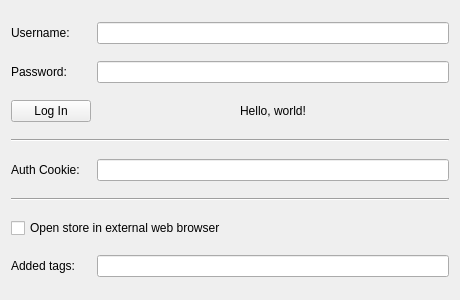
This is calibre-plugin/config_widget.ui in RobChiocchio/bookshare-calibre-plugin as Qt 5 draws it before an edit. The edited form follows.
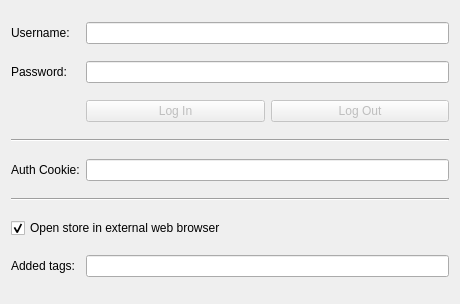
This is the edited form.

The edit to the form file:
```diff
--- a/calibre-plugin/config_widget.ui
+++ b/calibre-plugin/config_widget.ui
@@ -7,7 +7,7 @@
     <x>0</x>
     <y>0</y>
     <width>460</width>
-    <height>300</height>
+    <height>304</height>
    </rect>
   </property>
   <property name="sizePolicy">
@@ -93,25 +93,54 @@
      <property name="text">
       <string>Open store in external web browser</string>
      </property>
+     <property name="checked">
+      <bool>true</bool>
+     </property>
     </widget>
    </item>
    <item row="5" column="1">
+    <layout class="QHBoxLayout" name="button_layout">
+     <item>
+      <widget class="QPushButton" name="login_button">
+       <property name="enabled">
+        <bool>false</bool>
+       </property>
+       <property name="text">
+        <string>Log In</string>
+       </property>
+      </widget>
+     </item>
+     <item>
+      <widget class="QPushButton" name="logout_button">
+       <property name="enabled">
+        <bool>false</bool>
+       </property>
+       <property name="text">
+        <string>Log Out</string>
+       </property>
+      </widget>
+     </item>
+    </layout>
+   </item>
+   <item row="5" column="0">
     <widget class="QLabel" name="login_status">
+     <property name="enabled">
+      <bool>false</bool>
+     </property>
+     <property name="sizePolicy">
+      <sizepolicy hsizetype="Minimum" vsizetype="Fixed">
+       <horstretch>0</horstretch>
+       <verstretch>0</verstretch>
+      </sizepolicy>
+     </property>
      <property name="text">
-      <string>Hello, world!</string>
+      <string/>
      </property>
      <property name="alignment">
       <set>Qt::AlignmentFlag::AlignCenter</set>
      </property>
     </widget>
    </item>
-   <item row="5" column="0">
-    <widget class="QPushButton" name="login_button">
-     <property name="text">
-      <string>Log In</string>
-     </property>
-    </widget>
-   </item>
   </layout>
  </widget>
  <resources/>
```
Left out of the diff: 67 changed lines with no effect on the pictures.
